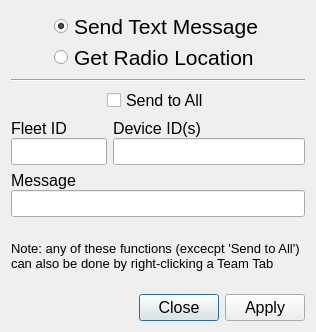
Old version of the form fsSendDialog.ui in the repository ncssar/radiolog.
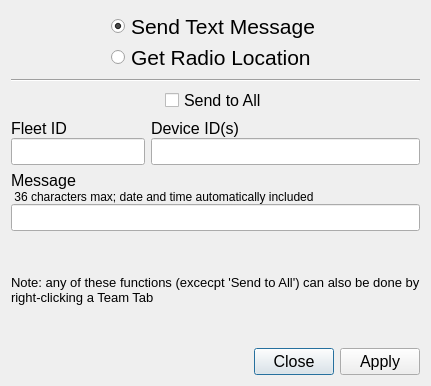
New version of the form.

What changed in the file:
```diff
--- a/fsSendDialog.ui
+++ b/fsSendDialog.ui
@@ -6,8 +6,8 @@
    <rect>
     <x>0</x>
     <y>0</y>
-    <width>316</width>
-    <height>332</height>
+    <width>431</width>
+    <height>386</height>
    </rect>
   </property>
   <property name="windowTitle">
@@ -156,6 +156,9 @@
              <pointsize>12</pointsize>
             </font>
            </property>
+           <property name="styleSheet">
+            <string notr="true">margin-bottom:-2</string>
+           </property>
            <property name="text">
             <string>Fleet ID</string>
            </property>
@@ -189,6 +192,9 @@
              <pointsize>12</pointsize>
             </font>
            </property>
+           <property name="styleSheet">
+            <string notr="true">margin-bottom:-2</string>
+           </property>
            <property name="text">
             <string>Device ID(s)</string>
            </property>
@@ -224,8 +230,27 @@
            <pointsize>12</pointsize>
           </font>
          </property>
+         <property name="styleSheet">
+          <string notr="true">margin-bottom:-2</string>
+         </property>
          <property name="text">
           <string>Message</string>
+         </property>
+         <property name="wordWrap">
+          <bool>true</bool>
+         </property>
+        </widget>
+       </item>
+       <item>
+        <widget class="QLabel" name="label_4">
+         <property name="font">
+          <font>
+           <family>Segoe UI</family>
+           <pointsize>9</pointsize>
+          </font>
+         </property>
+         <property name="text">
+          <string> 36 characters max; date and time automatically included</string>
          </property>
         </widget>
        </item>
```
